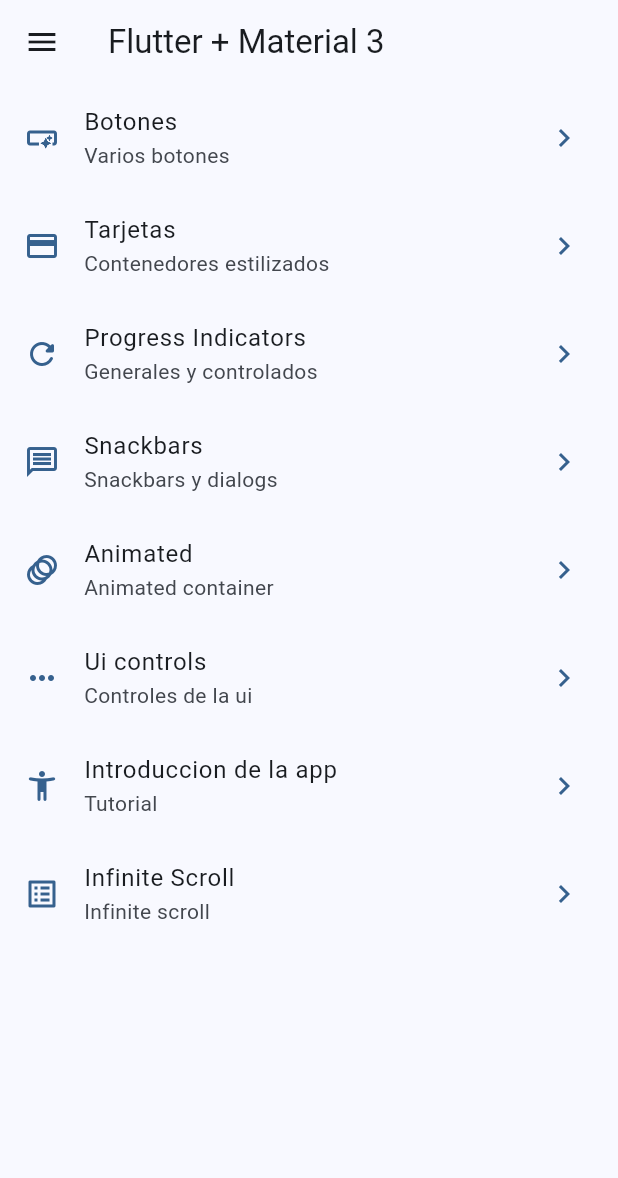
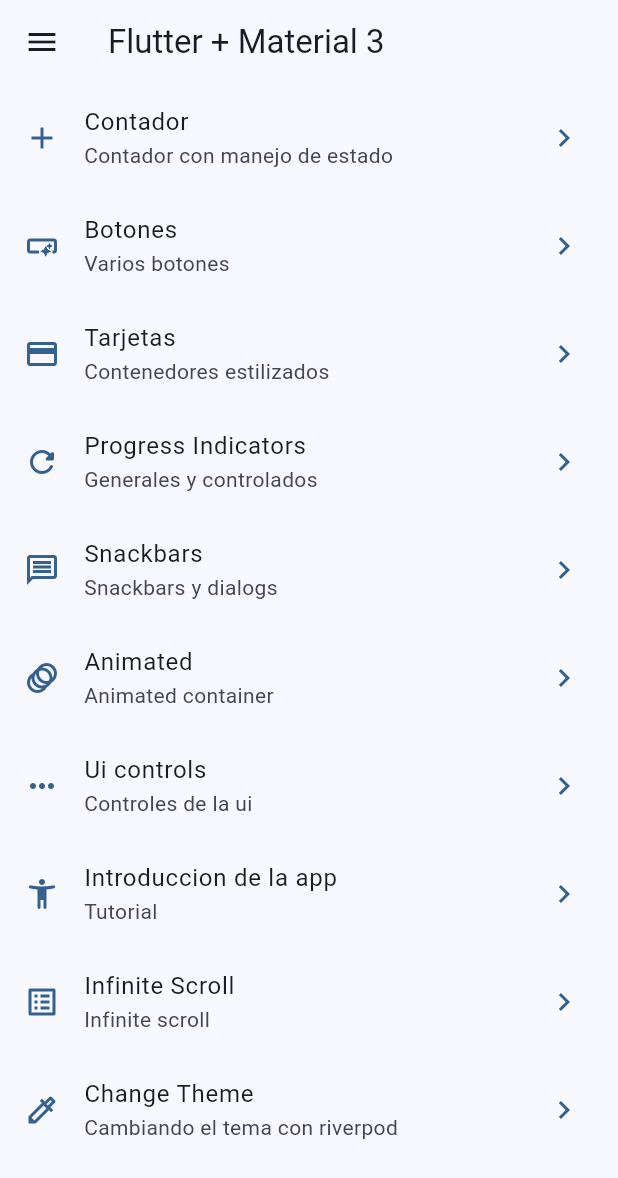
Before and after one commit to tripleP16/widgets_app, a Flutter app: the screen it shows after launch, on a phone screen of 412 x 824 dp. Shown: the top 1178 px of the screen. Run offline on Flutter 3.47's test engine with Material 3 defaults, Android fonts, the phone set to English and light mode, and no system bars; our stand-ins replace animate_do, flutter_riverpod, go_router.

Commit message:
using riverpod

```diff
--- a/lib/config/menu/menu_items.dart
+++ b/lib/config/menu/menu_items.dart
@@ -14,6 +14,11 @@ class MenuItem {
 }
 
 const appMenuItems = <MenuItem>[
+  MenuItem(
+      title: 'Contador',
+      subttitle: 'Contador con manejo de estado',
+      link: '/counter',
+      icon: Icons.add),
   MenuItem(
       title: 'Botones',
       subttitle: 'Varios botones',
@@ -53,5 +58,10 @@ const appMenuItems = <MenuItem>[
       title: 'Infinite Scroll',
       subttitle: 'Infinite scroll',
       link: '/infinite-scroll',
-      icon: Icons.list_alt_outlined)
+      icon: Icons.list_alt_outlined),
+  MenuItem(
+      title: 'Change Theme',
+      subttitle: 'Cambiando el tema con riverpod',
+      link: '/change_theme',
+      icon: Icons.colorize_outlined),
 ];
--- a/lib/config/router/app_router.dart
+++ b/lib/config/router/app_router.dart
@@ -57,5 +57,17 @@ final appRouter = GoRouter(
       pageBuilder: (context, state) =>
           const MaterialPage(child: ProgressScreen()),
     ),
+    GoRoute(
+      path: '/counter',
+      name: CounterScreen.name,
+      pageBuilder: (context, state) =>
+          const MaterialPage(child: CounterScreen()),
+    ),
+    GoRoute(
+      path: '/change_theme',
+      name: ChangeThemeScreen.name,
+      pageBuilder: (context, state) =>
+          const MaterialPage(child: ChangeThemeScreen()),
+    ),
   ],
 );
--- a/lib/main.dart
+++ b/lib/main.dart
@@ -1,9 +1,10 @@
 import 'package:flutter/material.dart';
+import 'package:flutter_riverpod/flutter_riverpod.dart';
 import 'package:widgets_app/config/router/app_router.dart';
 import 'package:widgets_app/config/theme/app_theme.dart';
 
 void main() {
-  runApp(const WidgetsApp());
+  runApp(const ProviderScope(child: WidgetsApp()));
 }
 
 class WidgetsApp extends StatelessWidget {
--- /dev/null
+++ b/lib/presentation/providers/counter_provider.dart
@@ -0,0 +1,3 @@
+import 'package:flutter_riverpod/flutter_riverpod.dart';
+
+final counterProvider = StateProvider<int>((ref) => 0);
--- /dev/null
+++ b/lib/presentation/providers/theme_provider.dart
@@ -0,0 +1,3 @@
+import 'package:flutter_riverpod/flutter_riverpod.dart';
+
+final themeProvider = StateProvider<bool>((ref) => true);
--- a/pubspec.yaml
+++ b/pubspec.yaml
@@ -32,6 +32,7 @@ dependencies:
   cupertino_icons: ^1.0.2
   flutter:
     sdk: flutter
+  flutter_riverpod: ^2.4.10
   go_router: ^13.2.0
 
 dev_dependencies:
```
Also changed, not shown: lib/presentation/screens/change_theme/change_theme_screen.dart (added, +16 -0 lines), lib/presentation/screens/counter/counter_screen.dart (added, +39 -0 lines), lib/presentation/screens/screens.dart (+10 -8 lines), pubspec.lock.
